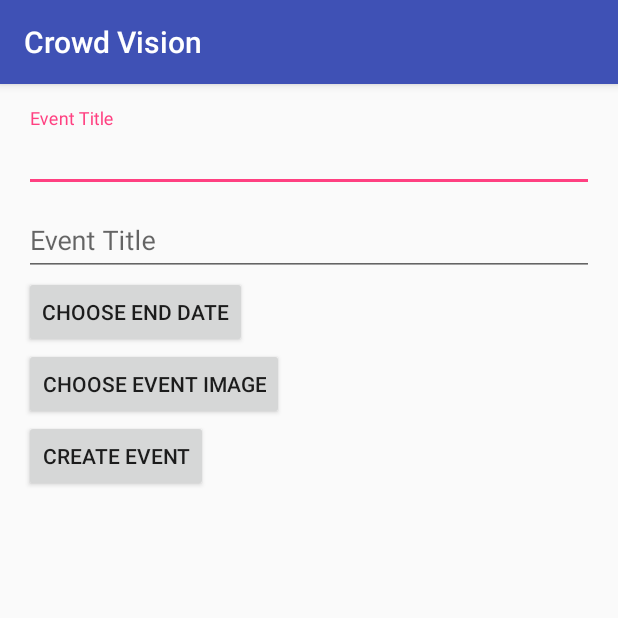
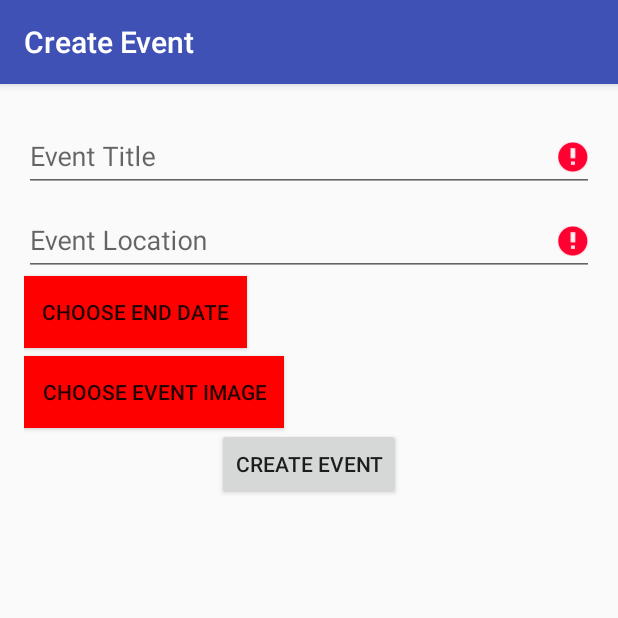
Before and after one commit to dmahrt/CrowdVision, an Android app: the CreateEventActivity screen opened directly, with no data from a screen before it, after a tap on "CREATE EVENT", on a phone screen of 412 x 824 dp, the top half of it. Run offline under Robolectric (Android 15) with nearby library versions, the phone set to English and light mode, and no system bars; libraries missing offline, so code that uses them is left out: com.firebase.client; 1 statement that could not run was skipped.

Commit message:
added event data checking and event cover image picker

```diff
--- a/CrowdVision/app/src/main/java/net/dividedattention/crowdvision/CreateEventActivity.java
+++ b/CrowdVision/app/src/main/java/net/dividedattention/crowdvision/CreateEventActivity.java
@@ -1,22 +1,44 @@
 package net.dividedattention.crowdvision;
 
+import android.app.DatePickerDialog;
+import android.content.Intent;
+import android.graphics.Bitmap;
 import android.graphics.Color;
+import android.net.Uri;
+import android.provider.MediaStore;
+import android.support.design.widget.Snackbar;
+import android.support.v7.app.ActionBar;
 import android.support.v7.app.AppCompatActivity;
 import android.os.Bundle;
 import android.view.View;
 import android.widget.Button;
+import android.widget.DatePicker;
 import android.widget.EditText;
 import android.widget.ImageView;
+import android.widget.Toast;
 
-public class CreateEventActivity extends AppCompatActivity {
+import com.firebase.client.Firebase;
+
+import java.io.IOException;
+import java.util.Calendar;
+
+public class CreateEventActivity extends AppCompatActivity implements DatePickerDialog.OnDateSetListener{
     Button mEndDateButton, mSubmitButton, mChooseImageButton;
     EditText mTitleText, mLocationText;
     ImageView mEventImageView;
+    String mEndDate;
+    Bitmap mSelectedImage;
+    Firebase mFirebaseRef;
+
+    private int PICK_IMAGE_REQUEST = 1;
 
     @Override
     protected void onCreate(Bundle savedInstanceState) {
         super.onCreate(savedInstanceState);
         setContentView(R.layout.activity_create_event);
+
+        ActionBar actionBar = getSupportActionBar();
+        actionBar.setTitle(getString(R.string.create_event_activity_title));
 
         mEndDateButton = (Button)findViewById(R.id.end_date_button);
         mSubmitButton = (Button)findViewById(R.id.submit_button);
@@ -27,19 +49,98 @@ public class CreateEventActivity extends AppCompatActivity {
 
         mEventImageView = (ImageView)findViewById(R.id.event_image);
 
+        mFirebaseRef = new Firebase(Constants.FIREBASE_EVENTS);
+
         mSubmitButton.setOnClickListener(new View.OnClickListener() {
             @Override
             public void onClick(View v) {
                 if(checkEventData()){
+                    CrowdEvent event = new CrowdEvent(mTitleText.getText().toString(),
+                            mLocationText.getText().toString(),
+                            mEndDate,
+                            null,
+                            "https://www.omnihotels.com/-/media/images/hotels/cltdtn/destinations/cltdtn-omni-charlotte-hotel-skyline-night.jpg?h=660&la=en&w=1170");
+                    mFirebaseRef.push().setValue(event);
+                    finish();
+                }
+            }
+        });
 
-                }else{
+        mEndDateButton.setOnClickListener(new View.OnClickListener() {
+            @Override
+            public void onClick(View v) {
+                Calendar now = Calendar.getInstance();
+                DatePickerDialog dpd = new DatePickerDialog(CreateEventActivity.this,
+                        CreateEventActivity.this,
+                        now.get(Calendar.YEAR),
+                        now.get(Calendar.MONTH),
+                        now.get(Calendar.DAY_OF_MONTH)
+                );
+                dpd.show();
+            }
+        });
 
-                }
+        mChooseImageButton.setOnClickListener(new View.OnClickListener() {
+            @Override
+            public void onClick(View v) {
+                Intent intent = new Intent();
+                intent.setType("image/*");
+                intent.setAction(Intent.ACTION_GET_CONTENT);
+                startActivityForResult(Intent.createChooser(intent, "Select Picture"), PICK_IMAGE_REQUEST);
             }
         });
     }
 
     private boolean checkEventData(){
-        return false;
+        boolean isValid = true;
+        if(mTitleText.getText().toString().length() == 0){
+            mTitleText.setError("Title is required");
+            isValid = false;
+        }
+
+        if(mLocationText.getText().toString().length() == 0){
+            mLocationText.setError("Location is required");
+            isValid = false;
+        }
+
+        if(mEndDate == null){
+            mEndDateButton.setBackgroundColor(Color.RED);
+            isValid = false;
+        }
+
+        if(mSelectedImage == null){
+            mChooseImageButton.setBackgroundColor(Color.RED);
+            isValid = false;
+        }
+        return isValid;
+    }
+
+    @Override
+    public void onDateSet(DatePicker view, int year, int monthOfYear, int dayOfMonth) {
+        mEndDate = (monthOfYear+1)+"/"+dayOfMonth+"/"+year;
+        mEndDateButton.setText("End Date: "+mEndDate);
+        Button defaultButton = new Button(this);
+        mEndDateButton.setBackground(defaultButton.getBackground());
+    }
+
+    @Override
+    protected void onActivityResult(int requestCode, int resultCode, Intent data) {
+        if(resultCode == RESULT_OK){
+            if(requestCode == PICK_IMAGE_REQUEST){
+                Uri uri = data.getData();
+
+                try {
+                    mSelectedImage = MediaStore.Images.Media.getBitmap(getContentResolver(), uri);
+                    mEventImageView.setImageBitmap(mSelectedImage);
+                    mEventImageView.setVisibility(View.VISIBLE);
+
+                    if(mSelectedImage.getHeight() >= mSelectedImage.getWidth()) {
+                        Snackbar.make(findViewById(R.id.coord_layout), "We recommend using a landscape image", Snackbar.LENGTH_INDEFINITE).show();
+                    }
+                } catch (IOException e) {
+                    e.printStackTrace();
+                }
+            }
+        }
     }
 }
--- a/CrowdVision/app/src/main/java/net/dividedattention/crowdvision/EventListActivity.java
+++ b/CrowdVision/app/src/main/java/net/dividedattention/crowdvision/EventListActivity.java
@@ -1,5 +1,6 @@
 package net.dividedattention.crowdvision;
 
+import android.content.Intent;
 import android.os.Bundle;
 import android.support.design.widget.FloatingActionButton;
 import android.support.design.widget.Snackbar;
@@ -29,14 +30,15 @@ public class EventListActivity extends CustomFirebaseLoginActivity {
         super.onCreate(savedInstanceState);
         setContentView(R.layout.activity_event_list);
         Toolbar toolbar = (Toolbar) findViewById(R.id.toolbar);
+        toolbar.setTitle(getString(R.string.event_list_activity_title));
         setSupportActionBar(toolbar);
 
         FloatingActionButton fab = (FloatingActionButton) findViewById(R.id.fab);
         fab.setOnClickListener(new View.OnClickListener() {
             @Override
             public void onClick(View view) {
-                Snackbar.make(view, "Replace with your own action", Snackbar.LENGTH_LONG)
-                        .setAction("Action", null).show();
+                Intent i = new Intent(EventListActivity.this,CreateEventActivity.class);
+                startActivity(i);
             }
         });
 
--- a/CrowdVision/app/src/main/res/layout/activity_create_event.xml
+++ b/CrowdVision/app/src/main/res/layout/activity_create_event.xml
@@ -1,20 +1,30 @@
 <?xml version="1.0" encoding="utf-8"?>
-<RelativeLayout xmlns:android="http://schemas.android.com/apk/res/android"
+<android.support.design.widget.CoordinatorLayout
+    xmlns:android="http://schemas.android.com/apk/res/android"
+    xmlns:app="http://schemas.android.com/apk/res-auto"
     xmlns:tools="http://schemas.android.com/tools"
+    android:layout_width="match_parent"
+    android:layout_height="match_parent"
+    android:id="@+id/coord_layout"
+    android:fitsSystemWindows="true"
+    tools:context=".CreateEventActivity">
+    <RelativeLayout
         android:layout_width="match_parent"
         android:layout_height="match_parent"
         android:paddingBottom="@dimen/activity_vertical_margin"
         android:paddingLeft="@dimen/activity_horizontal_margin"
         android:paddingRight="@dimen/activity_horizontal_margin"
         android:paddingTop="@dimen/activity_vertical_margin"
-    tools:context="net.dividedattention.crowdvision.CreateEventActivity">
+        tools:context="net.dividedattention.crowdvision.CreateEventActivity"
+        android:descendantFocusability="beforeDescendants"
+        android:focusableInTouchMode="true">
 
         <android.support.design.widget.TextInputLayout
             android:id="@+id/input_layout_title"
             android:layout_width="match_parent"
             android:layout_height="wrap_content">
 
-        <EditText
+            <android.support.design.widget.TextInputEditText
                 android:id="@+id/input_title"
                 android:layout_width="match_parent"
                 android:layout_height="wrap_content"
@@ -28,11 +38,11 @@
             android:layout_height="wrap_content"
             android:layout_below="@id/input_layout_title">
 
-        <EditText
+            <android.support.design.widget.TextInputEditText
                 android:id="@+id/input_location"
                 android:layout_width="match_parent"
                 android:layout_height="wrap_content"
-            android:hint="Event Title" />
+                android:hint="Event Location" />
 
         </android.support.design.widget.TextInputLayout>
 
@@ -41,7 +51,8 @@
             android:layout_width="wrap_content"
             android:layout_height="wrap_content"
             android:text="Choose End Date"
-        android:layout_below="@id/input_layout_location"/>
+            android:layout_below="@id/input_layout_location"
+            android:layout_marginBottom="5dp"/>
 
         <Button
             android:id="@+id/choose_image_button"
@@ -55,7 +66,6 @@
             android:layout_width="200dp"
             android:layout_height="200dp"
             android:layout_below="@id/choose_image_button"
-        android:background="#439bf2"
             android:visibility="gone"/>
 
         <Button
@@ -63,6 +73,8 @@
             android:layout_width="wrap_content"
             android:layout_height="wrap_content"
             android:text="Create Event"
+            android:layout_centerHorizontal="true"
             android:layout_below="@id/event_image"/>
 
     </RelativeLayout>
+</android.support.design.widget.CoordinatorLayout>
--- a/CrowdVision/app/src/main/res/layout/activity_event_list.xml
+++ b/CrowdVision/app/src/main/res/layout/activity_event_list.xml
@@ -30,6 +30,6 @@
         android:layout_height="wrap_content"
         android:layout_gravity="bottom|end"
         android:layout_margin="@dimen/fab_margin"
-        android:src="@android:drawable/ic_dialog_email" />
+        android:src="@android:drawable/ic_input_add" />
 
 </android.support.design.widget.CoordinatorLayout>
--- a/CrowdVision/app/src/main/res/values/strings.xml
+++ b/CrowdVision/app/src/main/res/values/strings.xml
@@ -3,4 +3,6 @@
     <string name="action_settings">Settings</string>
     <string name="action_logout">Logout</string>
     <string name="facebook_app_id"></string>
+    <string name="create_event_activity_title">Create Event</string>
+    <string name="event_list_activity_title">Event List</string>
 </resources>
```
Lines whose indentation alone changed are shown as unchanged.
